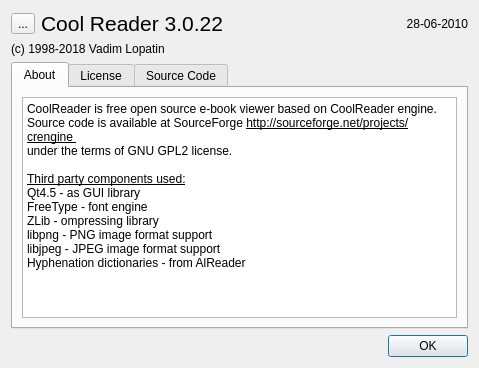
Before: the Qt Designer form cr3qt/src/aboutdlg.ui in buggins/coolreader, drawn with Qt 5.
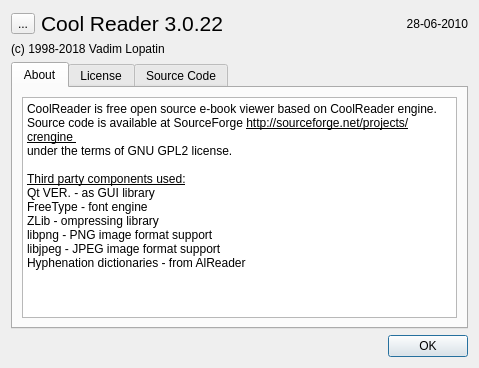
After: the same form once the commit is applied. Icons and pictures are not drawn.

```diff
--- a/cr3qt/src/aboutdlg.ui
+++ b/cr3qt/src/aboutdlg.ui
@@ -85,7 +85,7 @@
 &lt;p style=&quot; margin-top:0px; margin-bottom:0px; margin-left:0px; margin-right:0px; -qt-block-indent:0; text-indent:0px;&quot;&gt;&lt;span style=&quot; font-family:'DejaVu Sans'; font-size:9pt;&quot;&gt;under the terms of GNU GPL2 license.&lt;/span&gt;&lt;/p&gt;
 &lt;p style=&quot;-qt-paragraph-type:empty; margin-top:0px; margin-bottom:0px; margin-left:0px; margin-right:0px; -qt-block-indent:0; text-indent:0px; font-family:'DejaVu Sans'; font-size:9pt;&quot;&gt;&lt;/p&gt;
 &lt;p style=&quot; margin-top:0px; margin-bottom:0px; margin-left:0px; margin-right:0px; -qt-block-indent:0; text-indent:0px;&quot;&gt;&lt;span style=&quot; font-family:'DejaVu Sans'; font-size:9pt; text-decoration: underline;&quot;&gt;Third party components used:&lt;/span&gt;&lt;/p&gt;
-&lt;p style=&quot; margin-top:0px; margin-bottom:0px; margin-left:0px; margin-right:0px; -qt-block-indent:0; text-indent:0px;&quot;&gt;&lt;span style=&quot; font-family:'DejaVu Sans'; font-size:9pt;&quot;&gt;Qt4.5 - as GUI library&lt;/span&gt;&lt;/p&gt;
+&lt;p style=&quot; margin-top:0px; margin-bottom:0px; margin-left:0px; margin-right:0px; -qt-block-indent:0; text-indent:0px;&quot;&gt;&lt;span style=&quot; font-family:'DejaVu Sans'; font-size:9pt;&quot;&gt;Qt VER. - as GUI library&lt;/span&gt;&lt;/p&gt;
 &lt;p style=&quot; margin-top:0px; margin-bottom:0px; margin-left:0px; margin-right:0px; -qt-block-indent:0; text-indent:0px;&quot;&gt;&lt;span style=&quot; font-family:'DejaVu Sans'; font-size:9pt;&quot;&gt;FreeType - font engine&lt;/span&gt;&lt;/p&gt;
 &lt;p style=&quot; margin-top:0px; margin-bottom:0px; margin-left:0px; margin-right:0px; -qt-block-indent:0; text-indent:0px;&quot;&gt;&lt;span style=&quot; font-family:'DejaVu Sans'; font-size:9pt;&quot;&gt;ZLib - ompressing library&lt;/span&gt;&lt;/p&gt;
 &lt;p style=&quot; margin-top:0px; margin-bottom:0px; margin-left:0px; margin-right:0px; -qt-block-indent:0; text-indent:0px;&quot;&gt;&lt;span style=&quot; font-family:'DejaVu Sans'; font-size:9pt;&quot;&gt;libpng - PNG image format support&lt;/span&gt;&lt;/p&gt;
```
